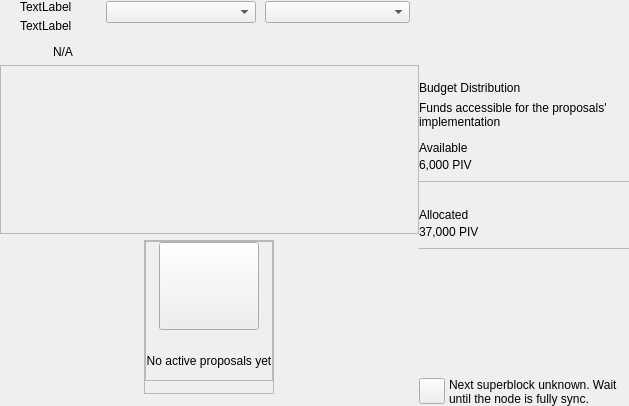
Old version of the form src/qt/pivx/forms/governancewidget.ui in the repository SOLARI-Project/SOLARI.
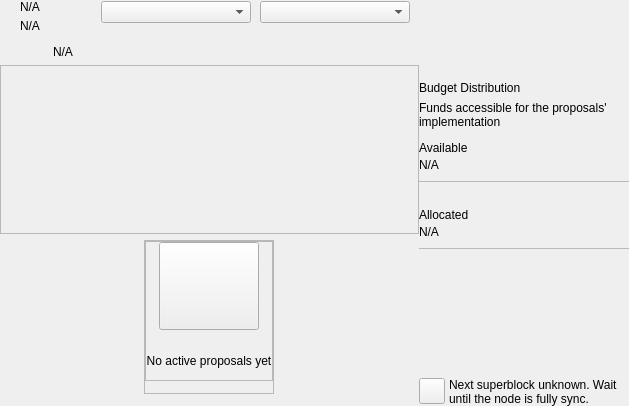
New version of the form. Custom widgets are drawn as their Qt base class.

```diff
--- a/src/qt/pivx/forms/governancewidget.ui
+++ b/src/qt/pivx/forms/governancewidget.ui
@@ -82,14 +82,14 @@
            <item>
             <widget class="QLabel" name="labelTitle">
              <property name="text">
-              <string notr="true">TextLabel</string>
+              <string notr="true">N/A</string>
              </property>
             </widget>
            </item>
            <item alignment="Qt::AlignTop">
             <widget class="QLabel" name="labelSubtitle1">
              <property name="text">
-              <string notr="true">TextLabel</string>
+              <string notr="true">N/A</string>
              </property>
             </widget>
            </item>
@@ -574,7 +574,7 @@
               <item>
                <widget class="QLabel" name="labelAvailableAmount">
                 <property name="text">
-                 <string notr="true">6,000 PIV</string>
+                 <string notr="true">N/A</string>
                 </property>
                </widget>
               </item>
@@ -660,7 +660,7 @@
               <item>
                <widget class="QLabel" name="labelAllocatedAmount">
                 <property name="text">
-                 <string notr="true">37,000 PIV</string>
+                 <string notr="true">N/A</string>
                 </property>
                </widget>
               </item>
```
